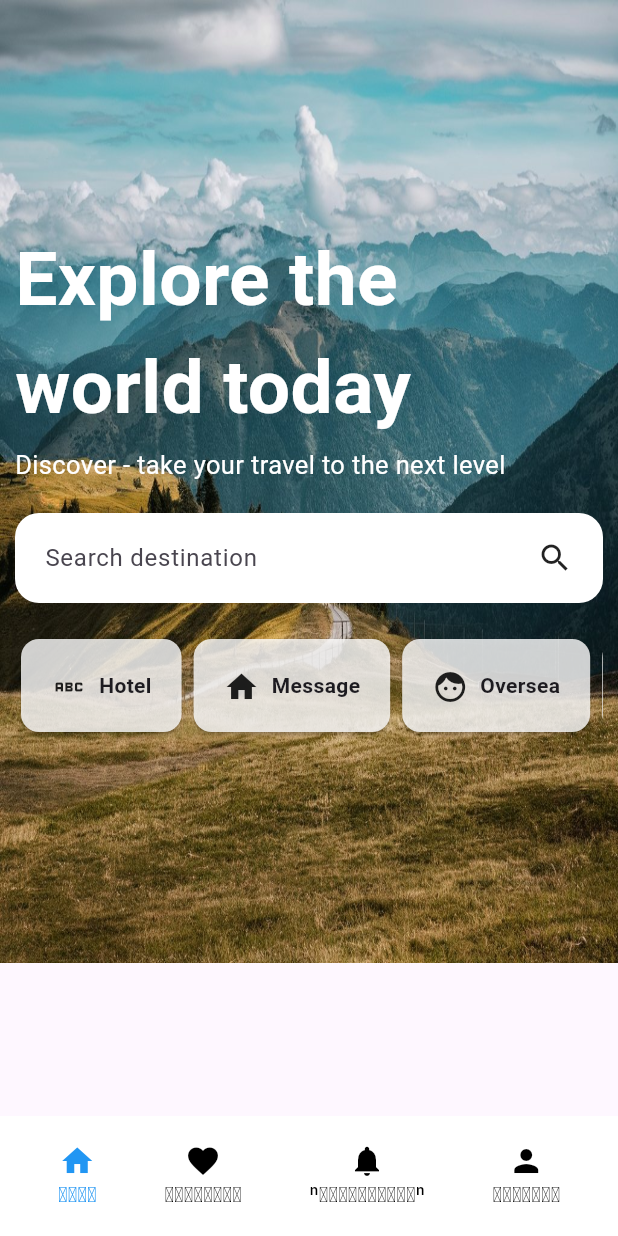
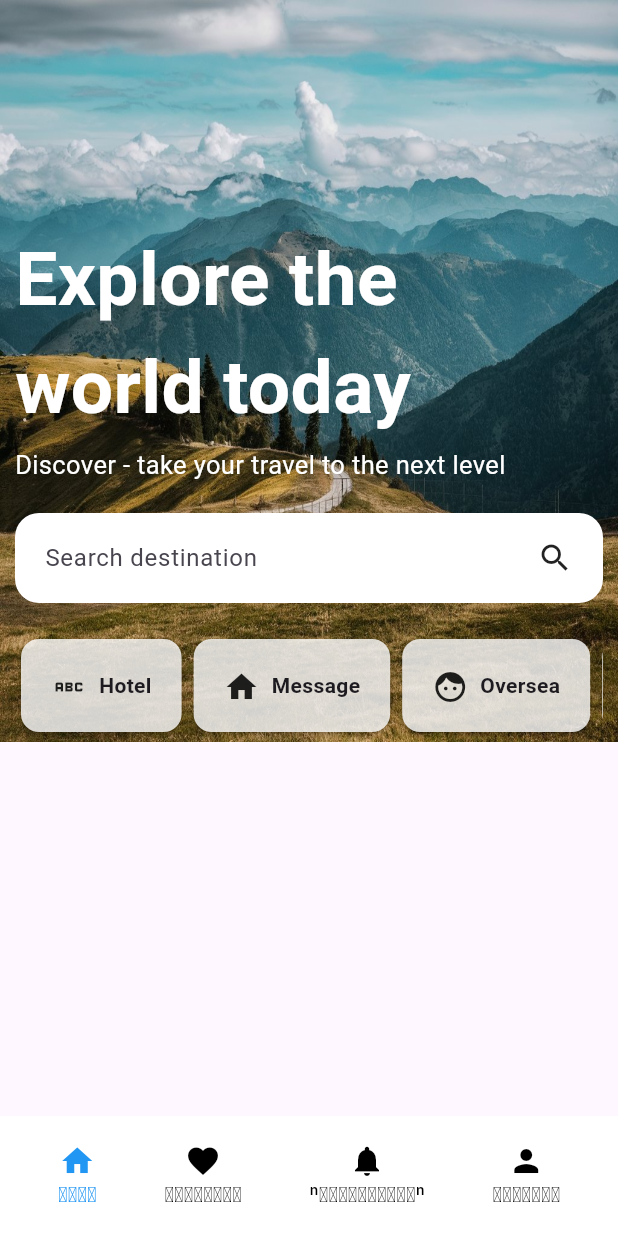
Before and after one commit to akhsak/Discover, a Flutter app: the screen it shows after launch, on a phone screen of 412 x 824 dp. Run offline on Flutter 3.47's test engine with Material 3 defaults, Android fonts, the phone set to English and light mode, and no system bars; our stand-ins replace google_fonts, smooth_page_indicator.

Commit message:
adding search page

```diff
--- a/lib/view/user/home_page.dart
+++ b/lib/view/user/home_page.dart
@@ -1,7 +1,8 @@
+import 'package:discover/view/user/search/search.dart';
 import 'package:flutter/material.dart';
 
 class Homepage extends StatelessWidget {
-  const Homepage({Key? key});
+  const Homepage({super.key});
 
   @override
   Widget build(BuildContext context) {
@@ -9,10 +10,11 @@ class Homepage extends StatelessWidget {
     return Scaffold(
       body: Stack(
         children: [
-          Positioned.fill(
+          Positioned(
             child: Image.asset(
               'assets/splash1.img.jpeg',
-              height: size.height * 0.5,
+              height: size.height * 0.6,
+              width: double.infinity,
               fit: BoxFit.fill,
             ),
           ),
@@ -21,42 +23,46 @@ class Homepage extends StatelessWidget {
               crossAxisAlignment: CrossAxisAlignment.start,
               children: [
                 Padding(
-                  padding: EdgeInsets.symmetric(horizontal: 10, vertical: 150),
+                  padding: const EdgeInsets.symmetric(horizontal: 10, vertical: 150),
                   child: Column(
                     crossAxisAlignment: CrossAxisAlignment.start,
                     children: [
-                      Text(
+                      const Text(
                         'Explore the world today',
                         style: TextStyle(
                             fontSize: 50,
                             fontWeight: FontWeight.bold,
                             color: Colors.white),
                       ),
-                      SizedBox(height: 4),
-                      Text(
+                      const SizedBox(height: 4),
+                      const Text(
                         'Discover - take your travel to the next level',
                         style: TextStyle(fontSize: 17, color: Colors.white),
                       ),
-                      SizedBox(height: 20),
+                      const SizedBox(height: 20),
                       Container(
                         height: 60,
                         decoration: BoxDecoration(
                           color: Colors.white,
                           borderRadius: BorderRadius.circular(16),
                         ),
-                        padding: EdgeInsets.symmetric(horizontal: 20),
+                        padding: const EdgeInsets.symmetric(horizontal: 20),
                         child: Row(
                           mainAxisAlignment: MainAxisAlignment.spaceBetween,
                           children: [
                             Expanded(
                               child: TextField(
-                                decoration: InputDecoration(
+                                onTap: (){
+                                  Navigator.push(context, MaterialPageRoute(builder: (context)=>const SearchPage()));
+                                },
+                                decoration: const InputDecoration(
+
                                   hintText: 'Search destination',
                                   border: InputBorder.none,
                                 ),
                               ),
                             ),
-                            Icon(Icons.search),
+                            const Icon(Icons.search),
                           ],
                         ),
                       ),
@@ -83,7 +89,7 @@ class Homepage extends StatelessWidget {
 //                         ),
 //                       )
 
-                      SizedBox(height: 20),
+                      const SizedBox(height: 20),
                       SizedBox(
                         height: 70,
                         child: ListView(
@@ -122,8 +128,7 @@ class CategoryCard extends StatelessWidget {
   final IconData iconData;
 
   const CategoryCard(
-      {Key? key, required this.categoryName, required this.iconData})
-      : super(key: key);
+      {super.key, required this.categoryName, required this.iconData});
 
   @override
   Widget build(BuildContext context) {
@@ -135,7 +140,7 @@ class CategoryCard extends StatelessWidget {
           mainAxisAlignment: MainAxisAlignment.center,
           children: [
             Icon(iconData),
-            SizedBox(width: 8),
+            const SizedBox(width: 8),
             Text(
               categoryName,
               style: const TextStyle(fontWeight: FontWeight.bold),
```
Also changed, not shown: lib/view/user/profile/profile.dart (+11 -1 lines), lib/view/user/search/search.dart (added, +84 -0 lines).
